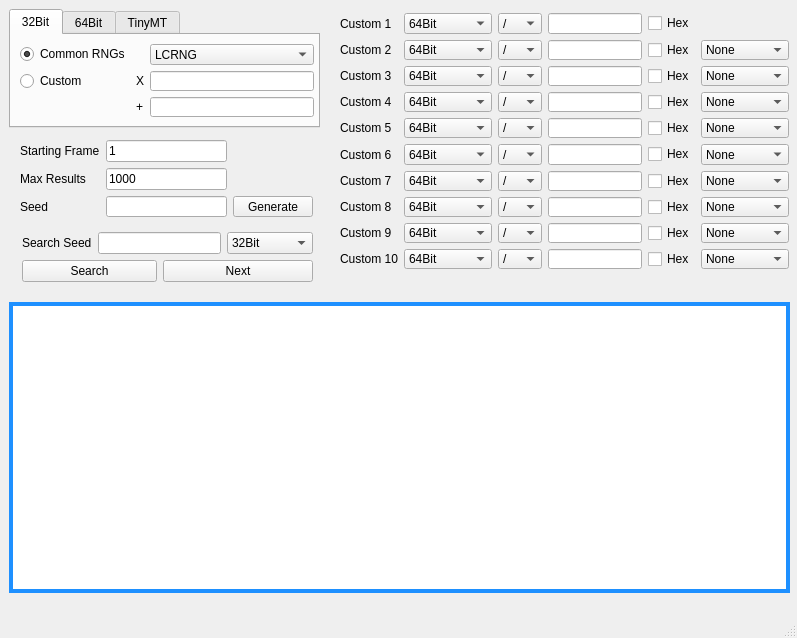
This is Forms/Researcher.ui in Admiral-Fish/PokeFinder as Qt 5 draws it before an edit. The edited form follows.
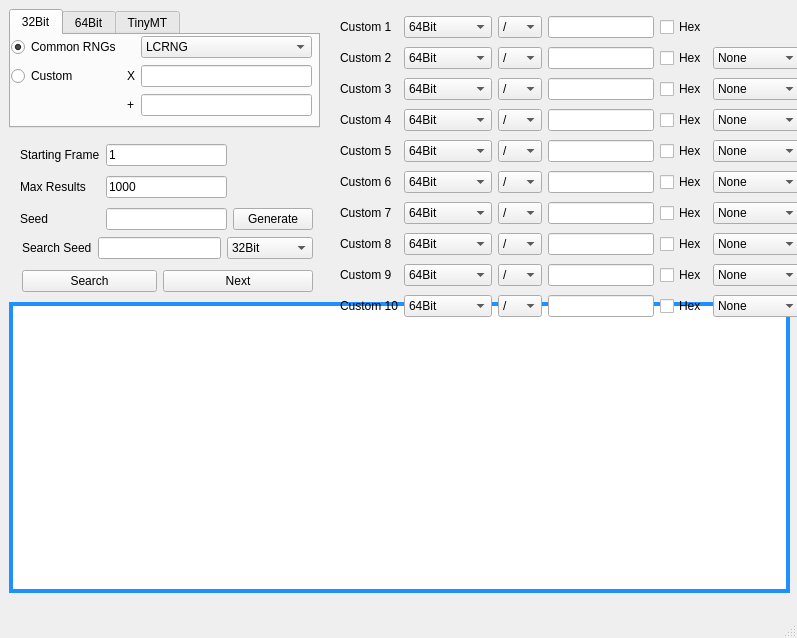
This is the edited form. The open tabs and pages were chosen to show the change. Custom widgets are drawn as their Qt base class.

What changed in the file:
```diff
--- a/Forms/Researcher.ui
+++ b/Forms/Researcher.ui
@@ -33,9 +33,16 @@
      <attribute name="title">
       <string>32Bit</string>
      </attribute>
-     <layout class="QFormLayout" name="formLayout_2">
-      <item row="0" column="0">
-       <layout class="QGridLayout" name="gridLayout32Bit">
+     <widget class="QWidget" name="">
+      <property name="geometry">
+       <rect>
+        <x>0</x>
+        <y>0</y>
+        <width>301</width>
+        <height>85</height>
+       </rect>
+      </property>
+      <layout class="QGridLayout" name="gridLayout_3">
         <item row="0" column="0">
          <widget class="QRadioButton" name="radioButtonCommon32Bit">
           <property name="text">
@@ -131,8 +138,7 @@
          </widget>
         </item>
        </layout>
-      </item>
-     </layout>
+     </widget>
     </widget>
     <widget class="QWidget" name="tab_2">
      <attribute name="title">
@@ -328,8 +334,8 @@
      <rect>
       <x>340</x>
       <y>13</y>
-      <width>449</width>
-      <height>256</height>
+      <width>461</width>
+      <height>307</height>
      </rect>
     </property>
     <layout class="QGridLayout" name="gridLayoutCustoms">
@@ -2645,7 +2651,7 @@
       <x>20</x>
       <y>140</y>
       <width>293</width>
-      <height>77</height>
+      <height>96</height>
      </rect>
     </property>
     <layout class="QGridLayout" name="gridLayoutSearch">
@@ -2712,7 +2718,7 @@
       <x>22</x>
       <y>232</y>
       <width>291</width>
-      <height>51</height>
+      <height>65</height>
      </rect>
     </property>
     <layout class="QGridLayout" name="gridLayout">
```
Left out of the diff: 24 changed lines with no effect on the pictures. Lines whose indentation alone changed are shown as unchanged.
